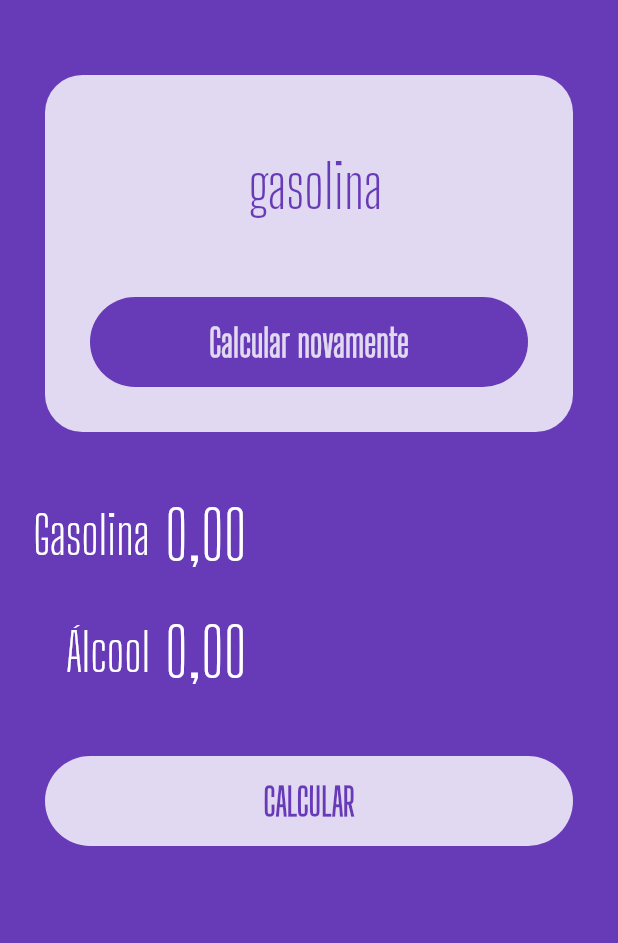
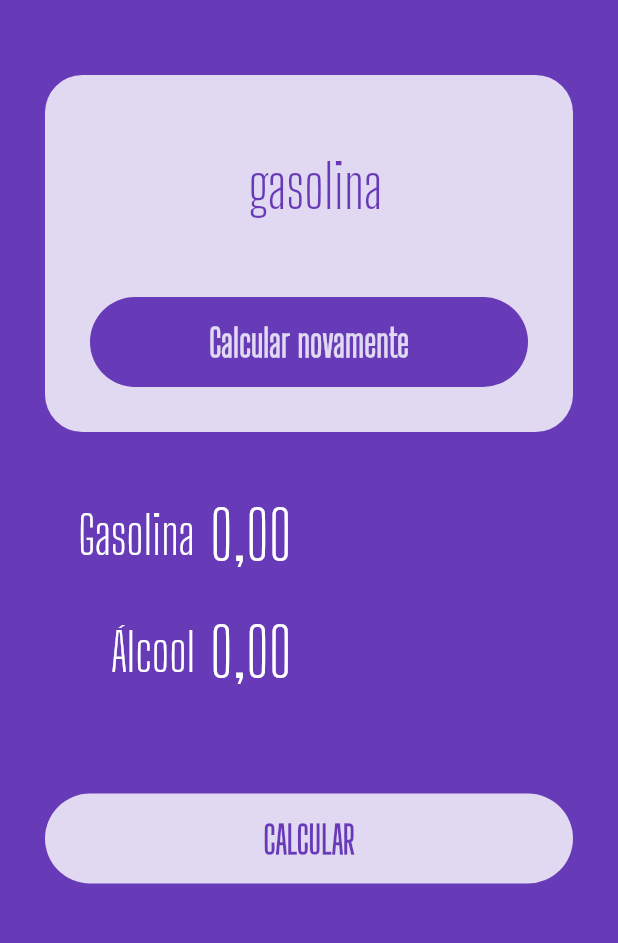
Before and after one commit to theemployee6-dev/alcool_ou_gasolina, a Flutter app: the screen it shows after launch, on a phone screen of 412 x 824 dp, the part 270-1213 px from its top. Run offline on Flutter 3.47's test engine with Material 2 defaults, Android fonts, the phone set to English and light mode, and no system bars; our stand-ins replace flutter_masked_text2.

Commit message:
submit form feito

```diff
--- a/lib/main.dart
+++ b/lib/main.dart
@@ -1,9 +1,8 @@
 import 'package:flutter/material.dart';
 import 'package:flutter_masked_text2/flutter_masked_text2.dart';
 
-import 'widgets/input.widget.dart';
-import 'widgets/loading-button.widget.dart';
 import 'widgets/logo.widget.dart';
+import 'widgets/submit.form.dart';
 import 'widgets/success.widget.dart';
 
 void main() {
@@ -41,10 +40,12 @@ class HomePage extends StatelessWidget {
             const Logo(),
             const SizedBox(height: 20),
             Success(result: " gasolina", reset: () {}),
-            Input(label: 'Gasolina', ctrl: _gasCtrl),
-            Input(label: 'Álcool', ctrl: _alcCtrl),
-            LoadingButton(
-                busy: false, invert: false, text: "CALCULAR", func: () {}),
+            SubmitForm(
+              gasCtrl: _gasCtrl,
+              alcCtrl: _alcCtrl,
+              busy: false,
+              submitFunc: () {},
+            ),
           ],
         ),
       ),
--- /dev/null
+++ b/lib/widgets/submit.form.dart
@@ -0,0 +1,48 @@
+import 'package:flutter/material.dart';
+import 'package:flutter_masked_text2/flutter_masked_text2.dart';
+
+import 'input.widget.dart';
+import 'loading-button.widget.dart';
+
+class SubmitForm extends StatelessWidget {
+  var gasCtrl = MoneyMaskedTextController();
+  var alcCtrl = MoneyMaskedTextController();
+  var busy = false;
+  void Function() submitFunc;
+  SubmitForm({
+    Key? key,
+    required this.alcCtrl,
+    required this.gasCtrl,
+    required this.busy,
+    required this.submitFunc,
+  }) : super(key: key);
+
+  @override
+  Widget build(BuildContext context) {
+    return Column(
+      children: [
+        Padding(
+          padding: const EdgeInsets.only(left: 30.0, right: 30.0),
+          child: Input(
+            label: 'Gasolina',
+            ctrl: gasCtrl,
+          ),
+        ),
+        Padding(
+          padding: const EdgeInsets.only(left: 30.0, right: 30.0),
+          child: Input(
+            label: 'Álcool',
+            ctrl: alcCtrl,
+          ),
+        ),
+        const SizedBox(height: 25.0),
+        LoadingButton(
+          busy: busy,
+          invert: false,
+          text: "CALCULAR",
+          func: submitFunc,
+        ),
+      ],
+    );
+  }
+}
```
